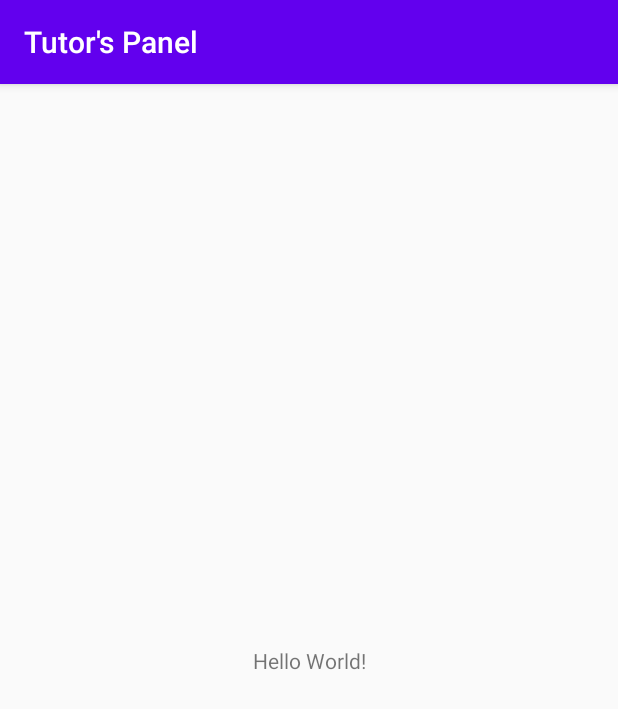
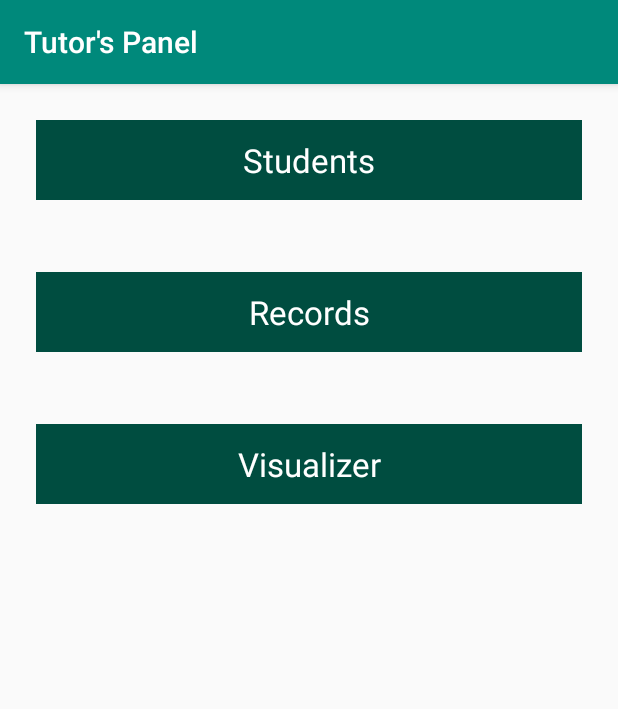
Before and after one commit to MJKSabit/Tutors-Panel, an Android app: the screen it shows after launch (MainActivity), on a phone screen of 412 x 824 dp. Shown: the top 709 px of the screen. Run offline under Robolectric (Android 15) with nearby library versions, the phone set to English and light mode, and no system bars.

Commit message:
Updated Homepage Buttons

```diff
--- a/app/src/main/res/layout/activity_main.xml
+++ b/app/src/main/res/layout/activity_main.xml
@@ -1,18 +1,26 @@
 <?xml version="1.0" encoding="utf-8"?>
-<androidx.constraintlayout.widget.ConstraintLayout xmlns:android="http://schemas.android.com/apk/res/android"
+<LinearLayout xmlns:android="http://schemas.android.com/apk/res/android"
     xmlns:app="http://schemas.android.com/apk/res-auto"
     xmlns:tools="http://schemas.android.com/tools"
     android:layout_width="match_parent"
     android:layout_height="match_parent"
-    tools:context=".MainActivity">
+    tools:context=".MainActivity"
+    android:orientation="vertical">
 
     <TextView
-        android:layout_width="wrap_content"
-        android:layout_height="wrap_content"
-        android:text="Hello World!"
-        app:layout_constraintBottom_toBottomOf="parent"
-        app:layout_constraintLeft_toLeftOf="parent"
-        app:layout_constraintRight_toRightOf="parent"
-        app:layout_constraintTop_toTopOf="parent" />
+        style="@style/homepageButtons"
+        android:text="Students"
 
-</androidx.constraintlayout.widget.ConstraintLayout>
+        />
+
+    <TextView
+        style="@style/homepageButtons"
+        android:text="Records"
+        />
+
+    <TextView
+        style="@style/homepageButtons"
+        android:text="Visualizer"
+        />
+
+</LinearLayout>
--- a/app/src/main/res/values/styles.xml
+++ b/app/src/main/res/values/styles.xml
@@ -3,9 +3,21 @@
     <!-- Base application theme. -->
     <style name="AppTheme" parent="Theme.AppCompat.Light.DarkActionBar">
         <!-- Customize your theme here. -->
-        <item name="colorPrimary">@color/colorPrimary</item>
-        <item name="colorPrimaryDark">@color/colorPrimaryDark</item>
+        <item name="colorPrimary">#00897B</item>
+        <item name="colorPrimaryDark">#004D40</item>
         <item name="colorAccent">@color/colorAccent</item>
     </style>
 
+    <style name="homepageButtons" >
+        <item name="android:layout_margin">24dp</item>
+        <item name="android:layout_gravity">center</item>
+        <item name="android:padding">12dp</item>
+        <item name="android:textAppearance">@style/TextAppearance.AppCompat.Large</item>
+        <item name="android:layout_height">wrap_content</item>
+        <item name="android:layout_width">match_parent</item>
+        <item name="android:gravity">center_horizontal</item>
+        <item name="android:textColor">#FFF</item>
+        <item name="android:background">#004D40</item>
+    </style>
+
 </resources>
```
